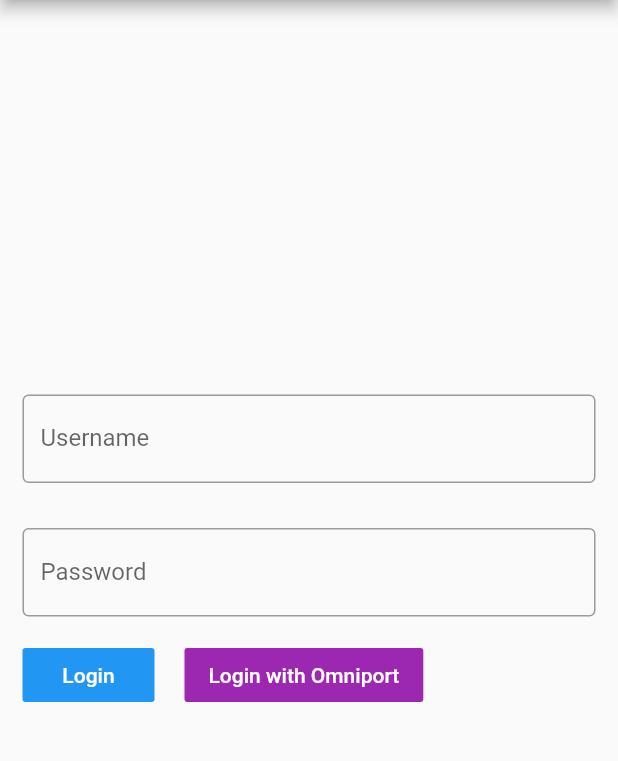
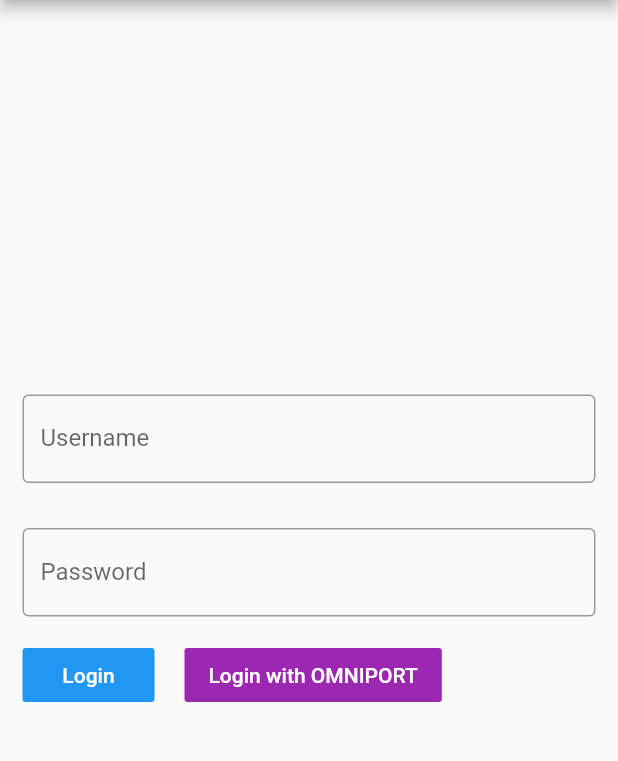
Before and after one commit to Sparsh1212/spuggyApp, a Flutter app: the screen it shows after launch, on a phone screen of 412 x 824 dp, the part 84-845 px from its top. Run offline on Flutter 3.47's test engine with Material 2 defaults, Android fonts, the phone set to English and light mode, and no system bars; our stand-ins replace curved_navigation_bar, dropdown_formfield, flutter_html, flutter_secure_storage, flutter_spinkit; missing offline and left inert: flutter_inappwebview.

```diff
--- a/lib/login.dart
+++ b/lib/login.dart
@@ -103,7 +103,7 @@ class _LoginState extends State<Login> {
                   ),
                   FlatButton(
                     child: Text(
-                      'Login with Omniport',
+                      'Login with OMNIPORT',
                       style: TextStyle(color: Colors.white),
                     ),
                     color: Colors.purple,
```
